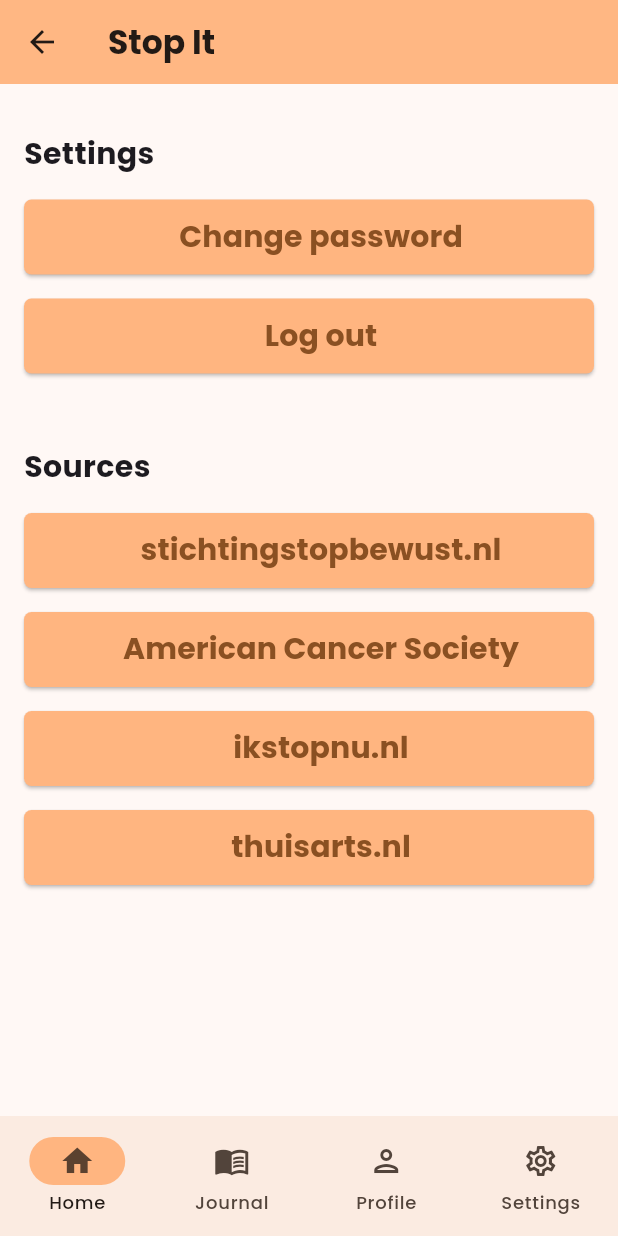
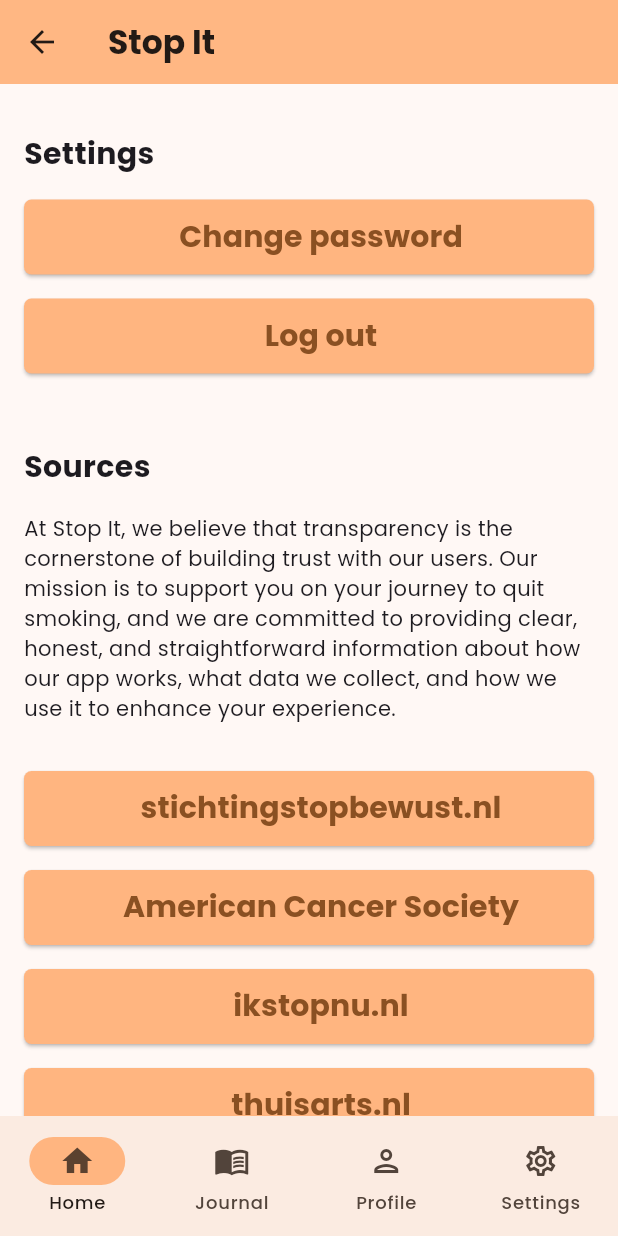
Before and after one commit to Toby-van-Berkum/stopit_frontend, a Flutter app: the SettingsPage screen opened directly, on a phone screen of 412 x 824 dp. Run offline on Flutter 3.47's test engine with Material 3 defaults, Android fonts, the phone set to English and light mode, and no system bars; our stand-ins replace google_fonts, shared_preferences, table_calendar; missing offline and left inert: dart:ffi; accounts and stored records are empty.

Commit message:
updated the settings_page.dart with some styling and new text

```diff
--- a/lib/pages/settings_page.dart
+++ b/lib/pages/settings_page.dart
@@ -27,10 +27,10 @@ class _SettingsPageState extends State<SettingsPage> {
     Map<String, String> sourceLinks = {
       "stichtingstopbewust.nl": "https://stichtingstopbewust.nl/",
       "American Cancer Society":
-      "https://www.cancer.org/cancer/risk-prevention/tobacco/benefits-of-quitting-smoking-over-time.html",
+          "https://www.cancer.org/cancer/risk-prevention/tobacco/benefits-of-quitting-smoking-over-time.html",
       "ikstopnu.nl": "https://www.ikstopnu.nl/",
       "thuisarts.nl":
-      "https://www.thuisarts.nl/stoppen-met-roken/ik-wil-nu-stoppen-met-roken",
+          "https://www.thuisarts.nl/stoppen-met-roken/ik-wil-nu-stoppen-met-roken",
     };
 
     List<String> keysSourceLinks = sourceLinks.keys.toList();
@@ -126,6 +126,12 @@ class _SettingsPageState extends State<SettingsPage> {
                   style: TextStyle(fontWeight: FontWeight.bold, fontSize: 20),
                 ),
               ),
+              Container(
+                padding: EdgeInsets.only(bottom: customPadding * 2),
+                alignment: Alignment.centerLeft,
+                child: Text(
+                    "At Stop It, we believe that transparency is the cornerstone of building trust with our users. Our mission is to support you on your journey to quit smoking, and we are committed to providing clear, honest, and straightforward information about how our app works, what data we collect, and how we use it to enhance your experience."),
+              ),
               ...List.generate(sourceLinks.length, (i) {
                 return Padding(
                   padding: EdgeInsets.only(bottom: customPadding),
```
